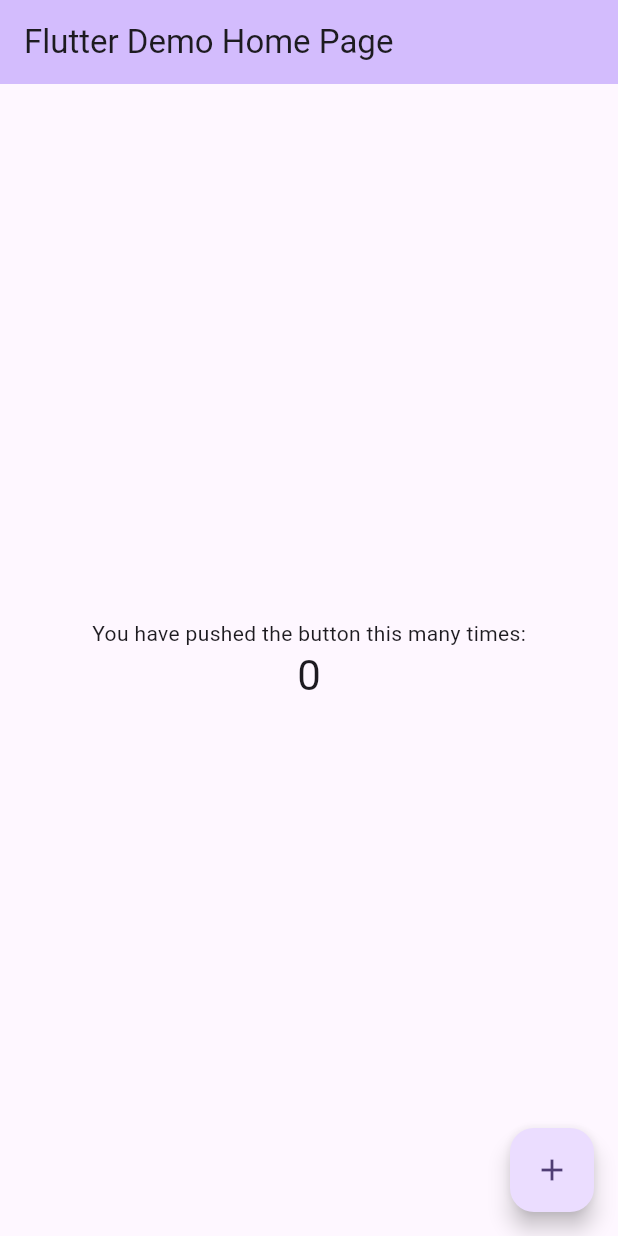
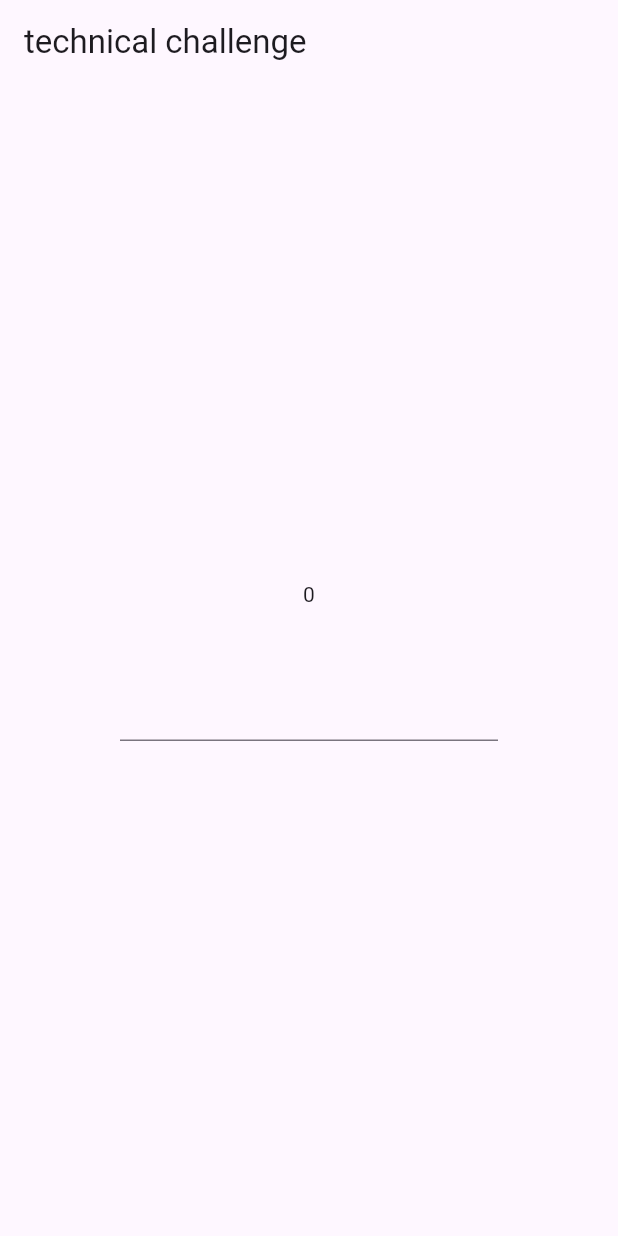
Before and after one commit to mark33699/guidoor_challenge, a Flutter app: the screen it shows after launch, on a phone screen of 412 x 824 dp. Run offline on Flutter 3.47's test engine with Material 2 defaults, Android fonts, the light colour scheme and no system bars.

Commit message:
Add GuidoorPage & input

```diff
--- /dev/null
+++ b/lib/guidoor_page.dart
@@ -0,0 +1,40 @@
+import 'package:flutter/material.dart';
+
+class GuidoorPage extends StatefulWidget {
+  const GuidoorPage({Key? key}) : super(key: key);
+
+  @override
+  State<GuidoorPage> createState() => _GuidoorPageState();
+}
+
+class _GuidoorPageState extends State<GuidoorPage> {
+
+  var _recordTotalCount = 0;
+
+  @override
+  Widget build(BuildContext context) {
+    return Scaffold(
+      appBar: AppBar(title: const Text('technical challenge')),
+      body: Padding(
+        padding: const EdgeInsets.symmetric(horizontal: 80),
+        child: Center(
+          child: Column(
+            mainAxisSize: MainAxisSize.min,
+            children: [
+              Text('$_recordTotalCount'),
+              const SizedBox(height: 40),
+              TextField(
+                keyboardType: TextInputType.number,
+                onSubmitted: (recordTotalCount) {
+                  setState(() {
+                    _recordTotalCount = int.tryParse(recordTotalCount) ?? 0;
+                  });
+                },
+              )
+            ],
+          ),
+        ),
+      ),
+    );
+  }
+}
--- a/lib/main.dart
+++ b/lib/main.dart
@@ -1,4 +1,5 @@
 import 'package:flutter/material.dart';
+import 'package:guidoor_challenge/guidoor_page.dart';
 
 void main() {
   runApp(const MyApp());
@@ -7,119 +8,15 @@ void main() {
 class MyApp extends StatelessWidget {
   const MyApp({super.key});
 
-  // This widget is the root of your application.
   @override
   Widget build(BuildContext context) {
     return MaterialApp(
       title: 'Flutter Demo',
       theme: ThemeData(
-        // This is the theme of your application.
-        //
-        // TRY THIS: Try running your application with "flutter run". You'll see
-        // the application has a blue toolbar. Then, without quitting the app,
-        // try changing the seedColor in the colorScheme below to Colors.green
-        // and then invoke "hot reload" (save your changes or press the "hot
-        // reload" button in a Flutter-supported IDE, or press "r" if you used
-        // the command line to start the app).
-        //
-        // Notice that the counter didn't reset back to zero; the application
-        // state is not lost during the reload. To reset the state, use hot
-        // restart instead.
-        //
-        // This works for code too, not just values: Most code changes can be
-        // tested with just a hot reload.
         colorScheme: ColorScheme.fromSeed(seedColor: Colors.deepPurple),
         useMaterial3: true,
       ),
-      home: const MyHomePage(title: 'Flutter Demo Home Page'),
+      home: const GuidoorPage(),
     );
   }
 }
-
-class MyHomePage extends StatefulWidget {
-  const MyHomePage({super.key, required this.title});
-
-  // This widget is the home page of your application. It is stateful, meaning
-  // that it has a State object (defined below) that contains fields that affect
-  // how it looks.
-
-  // This class is the configuration for the state. It holds the values (in this
-  // case the title) provided by the parent (in this case the App widget) and
-  // used by the build method of the State. Fields in a Widget subclass are
-  // always marked "final".
-
-  final String title;
-
-  @override
-  State<MyHomePage> createState() => _MyHomePageState();
-}
-
-class _MyHomePageState extends State<MyHomePage> {
-  int _counter = 0;
-
-  void _incrementCounter() {
-    setState(() {
-      // This call to setState tells the Flutter framework that something has
-      // changed in this State, which causes it to rerun the build method below
-      // so that the display can reflect the updated values. If we changed
-      // _counter without calling setState(), then the build method would not be
-      // called again, and so nothing would appear to happen.
-      _counter++;
-    });
-  }
-
-  @override
-  Widget build(BuildContext context) {
-    // This method is rerun every time setState is called, for instance as done
-    // by the _incrementCounter method above.
-    //
-    // The Flutter framework has been optimized to make rerunning build methods
-    // fast, so that you can just rebuild anything that needs updating rather
-    // than having to individually change instances of widgets.
-    return Scaffold(
-      appBar: AppBar(
-        // TRY THIS: Try changing the color here to a specific color (to
-        // Colors.amber, perhaps?) and trigger a hot reload to see the AppBar
-        // change color while the other colors stay the same.
-        backgroundColor: Theme.of(context).colorScheme.inversePrimary,
-        // Here we take the value from the MyHomePage object that was created by
-        // the App.build method, and use it to set our appbar title.
-        title: Text(widget.title),
-      ),
-      body: Center(
-        // Center is a layout widget. It takes a single child and positions it
-        // in the middle of the parent.
-        child: Column(
-          // Column is also a layout widget. It takes a list of children and
-          // arranges them vertically. By default, it sizes itself to fit its
-          // children horizontally, and tries to be as tall as its parent.
-          //
-          // Column has various properties to control how it sizes itself and
-          // how it positions its children. Here we use mainAxisAlignment to
-          // center the children vertically; the main axis here is the vertical
-          // axis because Columns are vertical (the cross axis would be
-          // horizontal).
-          //
-          // TRY THIS: Invoke "debug painting" (choose the "Toggle Debug Paint"
-          // action in the IDE, or press "p" in the console), to see the
-          // wireframe for each widget.
-          mainAxisAlignment: MainAxisAlignment.center,
-          children: <Widget>[
-            const Text(
-              'You have pushed the button this many times:',
-            ),
-            Text(
-              '$_counter',
-              style: Theme.of(context).textTheme.headlineMedium,
-            ),
-          ],
-        ),
-      ),
-      floatingActionButton: FloatingActionButton(
-        onPressed: _incrementCounter,
-        tooltip: 'Increment',
-        child: const Icon(Icons.add),
-      ), // This trailing comma makes auto-formatting nicer for build methods.
-    );
-  }
-}
```
